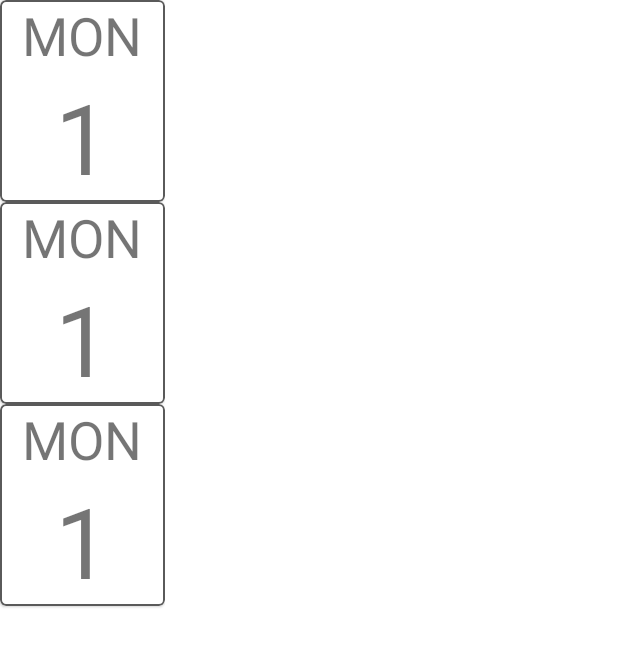
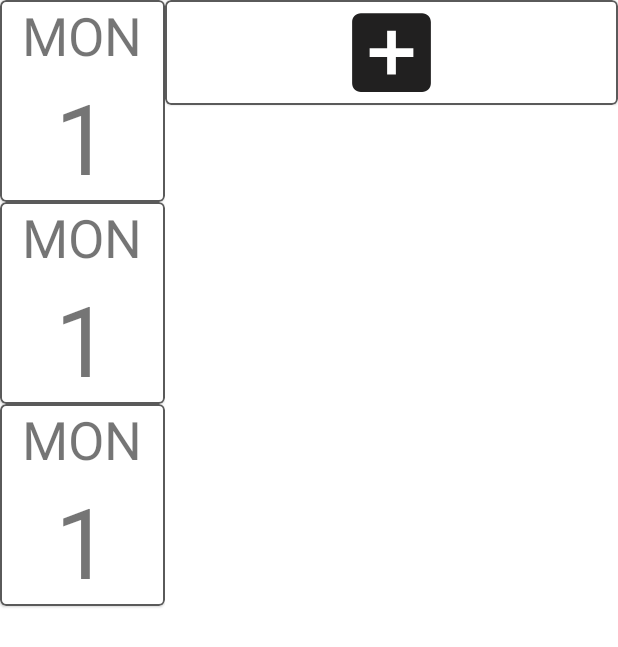
Before and after one commit to shumslav/FitnessAppForTrainers, an Android app: the layout fragment_schedule.xml on its own in the app's theme, with its tools: preview values and no code run, on a phone screen of 412 x 824 dp. Shown: the top 647 px of the screen. Run offline under Robolectric (Android 15) with nearby library versions, the phone set to English and light mode, and no system bars.

Commit message:
Button add note

```diff
--- a/app/src/main/java/com/example/fitnessapp/ui/schedule/ScheduleViewModel.kt
+++ b/app/src/main/java/com/example/fitnessapp/ui/schedule/ScheduleViewModel.kt
@@ -13,8 +13,10 @@ import kotlin.collections.ArrayList
 class ScheduleViewModel:ViewModel() {
 
     val datesData: MutableLiveData<MutableList<CalendarDay>> = MutableLiveData()
+    val isAddNoticeVisible: MutableLiveData<Boolean> = MutableLiveData()
 
     init {
+        isAddNoticeVisible.value = false
         datesData.value = getDates("20.01.2022","25.01.2022")
     }
 
--- /dev/null
+++ b/app/src/main/res/drawable/ic_add_notice.xml
@@ -0,0 +1,5 @@
+<vector android:height="24dp" android:tint="#212020"
+    android:viewportHeight="24" android:viewportWidth="24"
+    android:width="24dp" xmlns:android="http://schemas.android.com/apk/res/android">
+    <path android:fillColor="@android:color/white" android:pathData="M19,3L5,3c-1.11,0 -2,0.9 -2,2v14c0,1.1 0.89,2 2,2h14c1.1,0 2,-0.9 2,-2L21,5c0,-1.1 -0.9,-2 -2,-2zM17,13h-4v4h-2v-4L7,13v-2h4L11,7h2v4h4v2z"/>
+</vector>
--- a/app/src/main/res/layout/fragment_schedule.xml
+++ b/app/src/main/res/layout/fragment_schedule.xml
@@ -23,8 +23,30 @@
                 android:layout_width="wrap_content"
                 android:layout_height="match_parent"
                 app:layoutManager="androidx.recyclerview.widget.LinearLayoutManager"
-                tools:listitem="@layout/schedule_day_card"
-                />
+                tools:listitem="@layout/schedule_day_card" />
+
+            <androidx.recyclerview.widget.RecyclerView
+                android:id="@+id/recycler_notes"
+                android:layout_width="match_parent"
+                android:layout_height="wrap_content"
+                android:layout_toEndOf="@id/recycler_days"/>
+
+            <com.google.android.material.card.MaterialCardView
+                android:id="@+id/add_notice"
+                android:layout_width="match_parent"
+                android:layout_height="70dp"
+                android:layout_toEndOf="@id/recycler_days"
+                android:layout_below="@id/recycler_notes"
+                app:strokeColor="#5A5A5A"
+                app:strokeWidth="1dp">
+
+                <ImageView
+                    android:layout_width="match_parent"
+                    android:layout_height="match_parent"
+                    android:src="@drawable/ic_add_notice" />
+
+            </com.google.android.material.card.MaterialCardView>
+
 
         </RelativeLayout>
 
--- a/app/src/main/res/layout/schedule_day_card.xml
+++ b/app/src/main/res/layout/schedule_day_card.xml
@@ -7,6 +7,7 @@
     </data>
 
     <com.google.android.material.card.MaterialCardView
+        android:id="@+id/card_day"
         android:layout_width="110dp"
         android:layout_height="wrap_content"
         app:strokeColor="#5A5A5A"
--- a/app/src/main/res/menu/bottom_menu.xml
+++ b/app/src/main/res/menu/bottom_menu.xml
@@ -4,5 +4,5 @@
     <item
         android:id="@+id/scheduleFragment"
         android:title="Schedule"
-        android:icon="@drawable/ic_baseline_calendar_today_24" />
+        android:icon="@drawable/ic_schedule" />
 </menu>
```
Also changed, not shown: app/src/main/java/com/example/fitnessapp/ui/schedule/ScheduleFragment.kt (+10 -1 lines), app/src/main/java/com/example/fitnessapp/ui/schedule/adapters/DaysAdapter.kt (+18 -4 lines), app/src/main/res/drawable/ic_schedule.xml (renamed from app/src/main/res/drawable/ic_baseline_calendar_today_24.xml).
